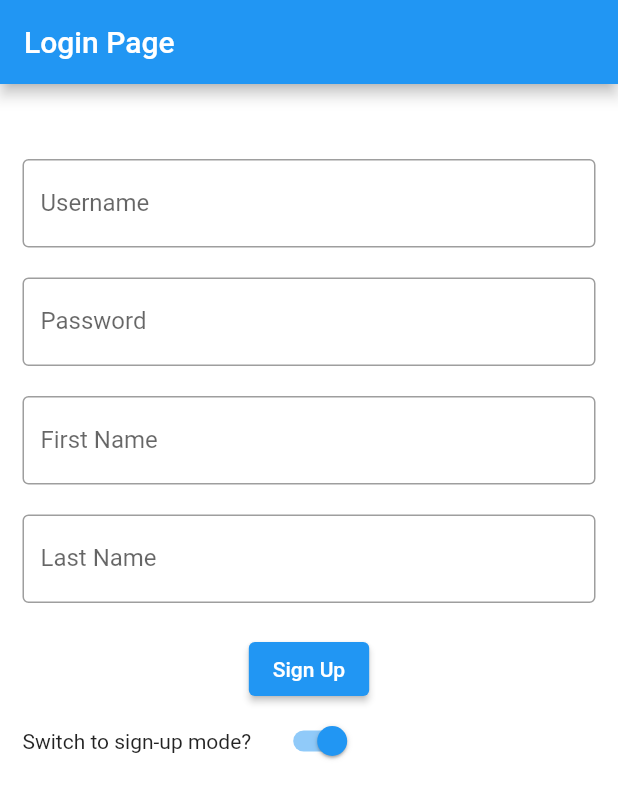
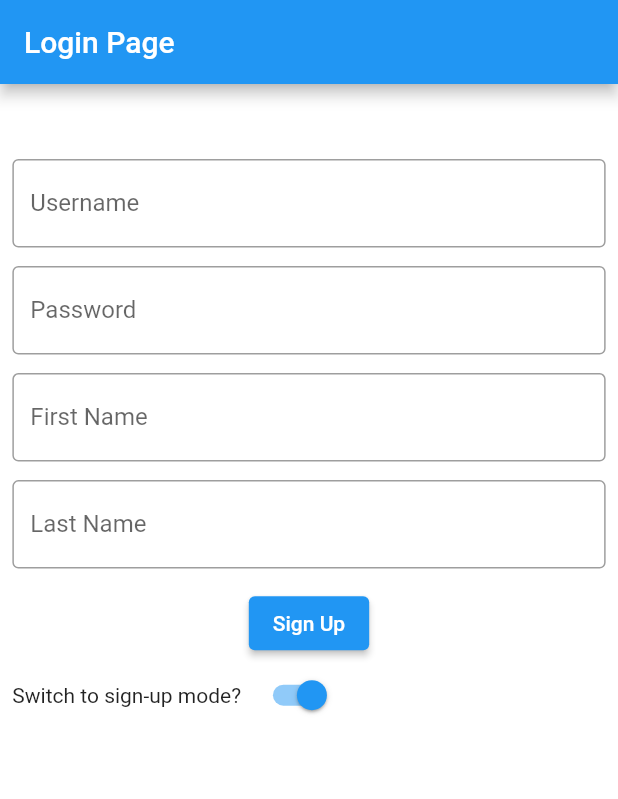
Before and after one commit to tunjicus-banking/banking-frontend, a Flutter app: the screen it shows after launch, on a phone screen of 412 x 824 dp. Shown: the top 799 px of the screen. Run offline on Flutter 3.47's test engine with Material 2 defaults, Android fonts, the phone set to English and light mode, and no system bars.

Commit message:
Switched height/width insets to be based on screen width/height

```diff
--- a/lib/login.dart
+++ b/lib/login.dart
@@ -26,6 +26,12 @@ class _LoginState extends State<Login> with ValidatorMixin {
 
   @override
   Widget build(BuildContext ctx) {
+    final ourWidth = MediaQuery.of(ctx).size.width;
+    final ourHeight = MediaQuery.of(ctx).size.height;
+
+    final horizontalTextInset = .02 * ourWidth;
+    final sizedBoxHeight = .015 * ourHeight;
+
     return Scaffold(
         backgroundColor: Colors.white,
         appBar: AppBar(title: Text("Login Page")),
@@ -37,9 +43,8 @@ class _LoginState extends State<Login> with ValidatorMixin {
                     child: Column(
                       children: [
                         Padding(
-                          // TODO: Replace this horizontal w/ a percentage by using
-                          // MediaQuery.of(context).size.width
-                          padding: EdgeInsets.symmetric(horizontal: 15),
+                          padding: EdgeInsets.symmetric(
+                              horizontal: horizontalTextInset),
                           child: TextFormField(
                             validator: (value) => notEmpty('Username', value),
                             decoration: InputDecoration(
@@ -51,12 +56,10 @@ class _LoginState extends State<Login> with ValidatorMixin {
                             }),
                           ),
                         ),
-                        // TODO: Should probably also replace with percentage of height
-                        SizedBox(height: 20),
+                        SizedBox(height: sizedBoxHeight),
                         Padding(
-                          // TODO: Replace this horizontal w/ a percentage by using
-                          // MediaQuery.of(context).size.width
-                          padding: EdgeInsets.symmetric(horizontal: 15),
+                          padding: EdgeInsets.symmetric(
+                              horizontal: horizontalTextInset),
                           child: TextFormField(
                             obscureText: true,
                             validator: (value) => notEmpty('Password', value),
@@ -69,13 +72,12 @@ class _LoginState extends State<Login> with ValidatorMixin {
                             }),
                           ),
                         ),
-                        SizedBox(height: 20),
+                        SizedBox(height: sizedBoxHeight),
                         // FIXME: Is there a better way to do conditional rendering?
                         isSigningUp
                             ? Padding(
-                                // TODO: Replace this horizontal w/ a percentage by using
-                                // MediaQuery.of(context).size.width
-                                padding: EdgeInsets.symmetric(horizontal: 15),
+                                padding: EdgeInsets.symmetric(
+                                    horizontal: .02 * ourWidth),
                                 child: TextFormField(
                                   validator: (value) =>
                                       notEmpty('First name', value),
@@ -89,12 +91,13 @@ class _LoginState extends State<Login> with ValidatorMixin {
                                 ),
                               )
                             : Container(),
-                        isSigningUp ? SizedBox(height: 20) : Container(),
+                        isSigningUp
+                            ? SizedBox(height: sizedBoxHeight)
+                            : Container(),
                         isSigningUp
                             ? Padding(
-                                // TODO: Replace this horizontal w/ a percentage by using
-                                // MediaQuery.of(context).size.width
-                                padding: EdgeInsets.symmetric(horizontal: 15),
+                                padding: EdgeInsets.symmetric(
+                                    horizontal: horizontalTextInset),
                                 child: TextFormField(
                                   validator: (value) =>
                                       notEmpty('Last name', value),
@@ -109,7 +112,9 @@ class _LoginState extends State<Login> with ValidatorMixin {
                                 ),
                               )
                             : Container(),
-                        isSigningUp ? SizedBox(height: 20) : Container(),
+                        isSigningUp
+                            ? SizedBox(height: sizedBoxHeight)
+                            : Container(),
                         ElevatedButton(
                             onPressed: () {
                               formGlobalKey.currentState?.validate();
@@ -118,7 +123,8 @@ class _LoginState extends State<Login> with ValidatorMixin {
                         Row(
                           children: [
                             Padding(
-                              padding: EdgeInsets.symmetric(horizontal: 15),
+                              padding: EdgeInsets.symmetric(
+                                  horizontal: horizontalTextInset),
                               child: Text("Switch to sign-up mode?"),
                             ),
                             Align(
```
